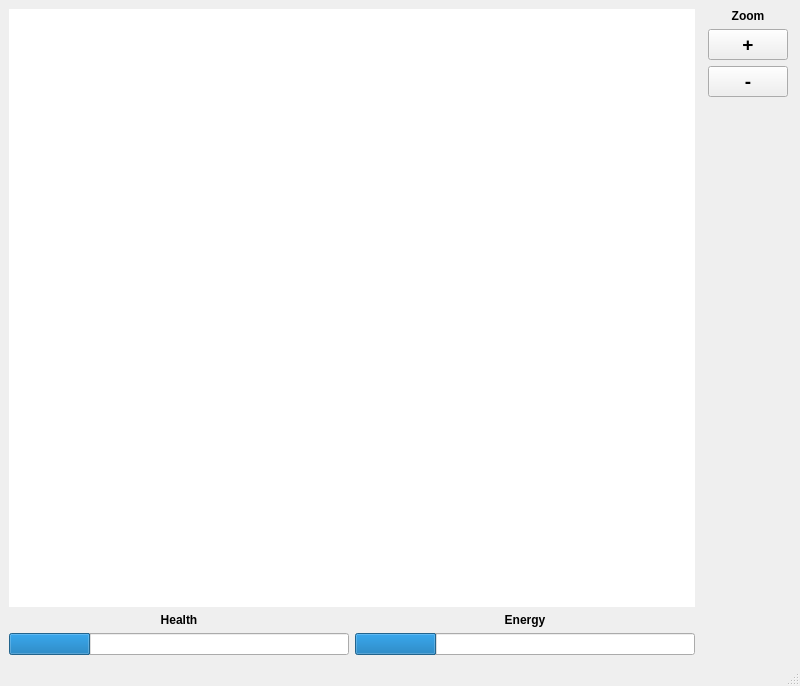
Qt form FinalProject/mainwindow.ui (woutlyen/Advanced-Programming-Techniques-Final-Project) before a commit.
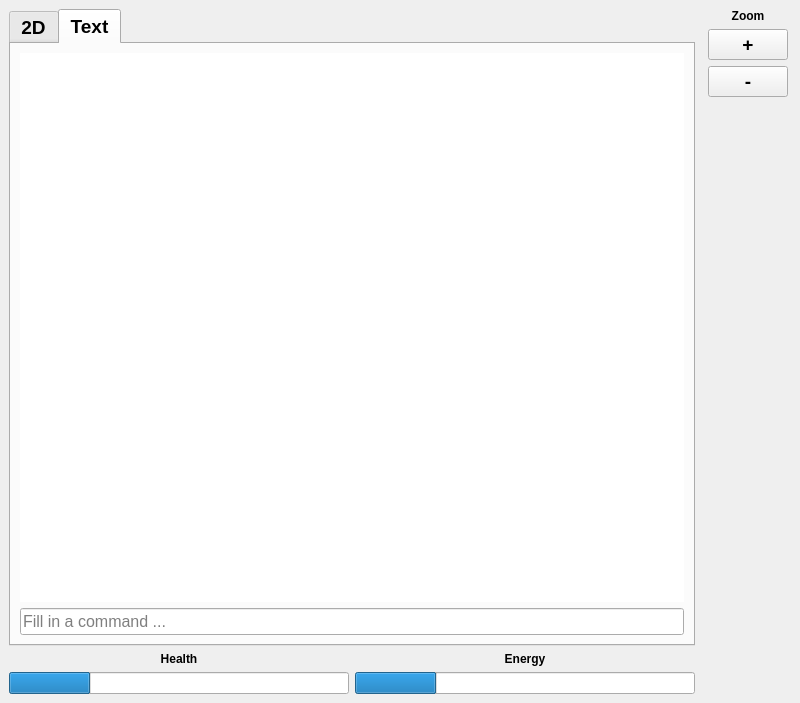
The same form after that commit. The open tabs and pages were chosen to show the change.

Diff of the .ui file:
```diff
--- a/FinalProject/mainwindow.ui
+++ b/FinalProject/mainwindow.ui
@@ -7,7 +7,7 @@
     <x>0</x>
     <y>0</y>
     <width>800</width>
-    <height>686</height>
+    <height>703</height>
    </rect>
   </property>
   <property name="windowTitle">
@@ -23,22 +23,84 @@
      <height>640</height>
     </size>
    </property>
-   <layout class="QHBoxLayout" name="horizontalLayout_2">
+   <layout class="QHBoxLayout" name="horizontalLayout_3">
     <item>
      <layout class="QHBoxLayout" name="horizontalLayout_5">
       <item>
        <layout class="QVBoxLayout" name="verticalLayout_3">
         <item>
-         <widget class="QGraphicsView" name="graphicsView">
-          <property name="frameShape">
-           <enum>QFrame::Shape::NoFrame</enum>
+         <widget class="QTabWidget" name="tabWidget">
+          <property name="font">
+           <font>
+            <pointsize>14</pointsize>
+            <bold>true</bold>
+           </font>
           </property>
-          <property name="verticalScrollBarPolicy">
-           <enum>Qt::ScrollBarPolicy::ScrollBarAlwaysOff</enum>
+          <property name="currentIndex">
+           <number>0</number>
           </property>
-          <property name="horizontalScrollBarPolicy">
-           <enum>Qt::ScrollBarPolicy::ScrollBarAlwaysOff</enum>
-          </property>
+          <widget class="QWidget" name="tab_1">
+           <attribute name="title">
+            <string>2D</string>
+           </attribute>
+           <layout class="QHBoxLayout" name="horizontalLayout_2">
+            <item>
+             <widget class="QGraphicsView" name="graphicsView2D">
+              <property name="frameShape">
+               <enum>QFrame::Shape::NoFrame</enum>
+              </property>
+              <property name="verticalScrollBarPolicy">
+               <enum>Qt::ScrollBarPolicy::ScrollBarAlwaysOff</enum>
+              </property>
+              <property name="horizontalScrollBarPolicy">
+               <enum>Qt::ScrollBarPolicy::ScrollBarAlwaysOff</enum>
+              </property>
+             </widget>
+            </item>
+           </layout>
+          </widget>
+          <widget class="QWidget" name="tab_2">
+           <attribute name="title">
+            <string>Text</string>
+           </attribute>
+           <layout class="QVBoxLayout" name="verticalLayout_2">
+            <item>
+             <widget class="QGraphicsView" name="graphicsViewText">
+              <property name="frameShape">
+               <enum>QFrame::Shape::NoFrame</enum>
+              </property>
+              <property name="verticalScrollBarPolicy">
+               <enum>Qt::ScrollBarPolicy::ScrollBarAlwaysOff</enum>
+              </property>
+              <property name="horizontalScrollBarPolicy">
+               <enum>Qt::ScrollBarPolicy::ScrollBarAlwaysOff</enum>
+              </property>
+             </widget>
+            </item>
+            <item>
+             <widget class="QLineEdit" name="lineEdit">
+              <property name="font">
+               <font>
+                <pointsize>12</pointsize>
+                <bold>false</bold>
+               </font>
+              </property>
+              <property name="acceptDrops">
+               <bool>true</bool>
+              </property>
+              <property name="text">
+               <string/>
+              </property>
+              <property name="placeholderText">
+               <string>Fill in a command ...</string>
+              </property>
+              <property name="clearButtonEnabled">
+               <bool>true</bool>
+              </property>
+             </widget>
+            </item>
+           </layout>
+          </widget>
          </widget>
         </item>
         <item>
@@ -178,17 +240,6 @@
     </item>
    </layout>
   </widget>
-  <widget class="QStatusBar" name="statusBar"/>
-  <widget class="QMenuBar" name="menuBar">
-   <property name="geometry">
-    <rect>
-     <x>0</x>
-     <y>0</y>
-     <width>800</width>
-     <height>23</height>
-    </rect>
-   </property>
-  </widget>
  </widget>
  <resources/>
  <connections>
```
